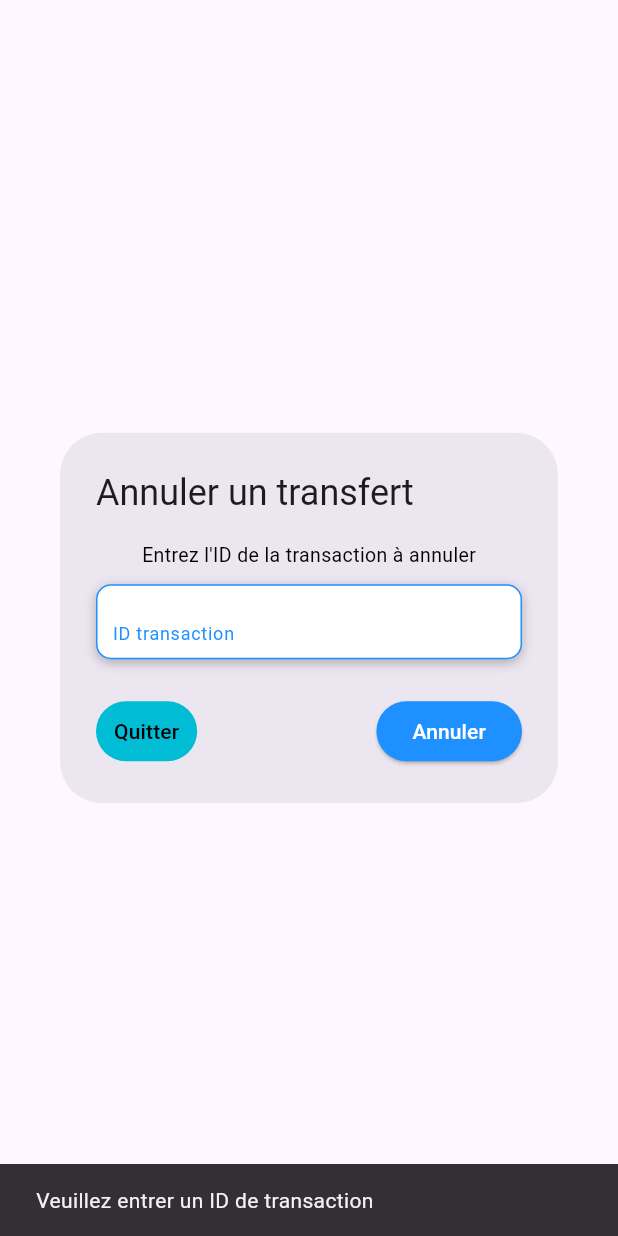
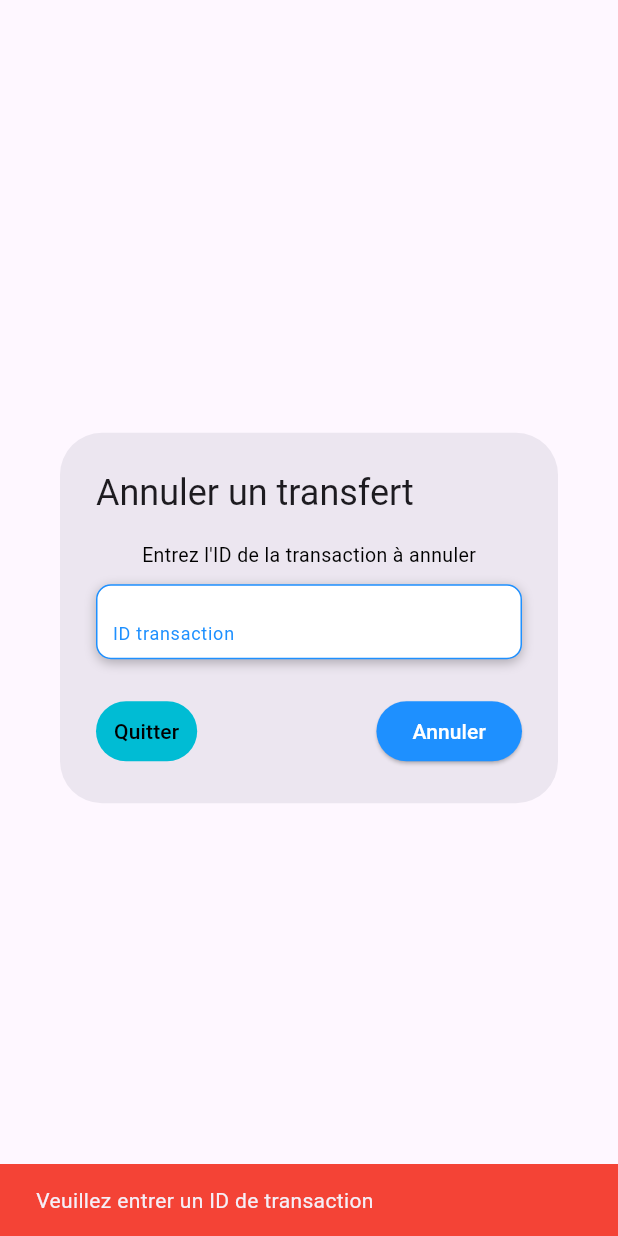
Before and after one commit to Assurance-Tedangbe/senticket_front, a Flutter app: the PopupCancelTransferById widget shown alone on an empty page, opened directly, after a tap on "Annuler", on a phone screen of 412 x 824 dp. Run offline on Flutter 3.47's test engine with Material 3 defaults, Android fonts, the phone set to English and light mode, and no system bars; our stand-ins replace bloc, curved_navigation_bar, flutter_bloc, flutter_keyboard_visibility; accounts and stored records are empty.

Commit message:
Correction des bugs liés aux transferTicket et cancelTransfer

```diff
--- a/lib/UI/widgets/cancelTrsf/PopupCancelTransferById/PopupCancelTransferById.dart
+++ b/lib/UI/widgets/cancelTrsf/PopupCancelTransferById/PopupCancelTransferById.dart
@@ -25,13 +25,27 @@ class _PopupCancelTransferByIdState extends State<PopupCancelTransferById> {
     super.dispose();
   }
 
-  Future<void> _handleValidate() async {
+  Future<void> _validateTransactionID(TicketProvider ticketProvider) async {
     final idText = _transactionIdController.text.trim();
     if (idText.isEmpty) {
+      ticketProvider.setTransactionIdError(
+        'Veuillez entrer l\'ID de la transaction',
+      );
+      return;
+    }
+  }
+
+  Future<void> _handleValidate() async {
+    final ticketProvider = Provider.of<TicketProvider>(context, listen: false);
+
+    final idText = _transactionIdController.text.trim();
+    if (idText.isEmpty) {
+     // await _validateTransactionID(ticketProvider);
       ScaffoldMessenger.of(context).showSnackBar(
         const SnackBar(
           content: Text('Veuillez entrer un ID de transaction'),
-          // backgroundColor: redErrorColor,
+           backgroundColor: redErrorColor,
+           duration: Duration(seconds: 3),
         ),
       );
       return;
@@ -40,30 +54,47 @@ class _PopupCancelTransferByIdState extends State<PopupCancelTransferById> {
     if (transactionId == null) {
       ScaffoldMessenger.of(context).showSnackBar(
         const SnackBar(
-          content: Text('ID invalide'),
+          content: Text('ID null'),
         ),
       );
+      Navigator.pop(context);
       return;
     }
 
     setState(() => _isLoading = true);
 
-    final ticketProvider = Provider.of<TicketProvider>(context, listen: false);
+   // final ticketProvider = Provider.of<TicketProvider>(context, listen: false);
     final history = await ticketProvider.getTransferHistoryById(transactionId);
 
     setState(() => _isLoading = false);
 
     if (history == null) {
+      // cas IDTransaction non existant
       if (context.mounted) {
         ScaffoldMessenger.of(context).showSnackBar(
           SnackBar(
-            content: Text(ticketProvider.error),
+            content: Text('transaction non valide'),
             backgroundColor: redErrorColor,
           ),
         );
+        Navigator.pop(context);
       }
       return;
     }
+
+    if(history.canceled){
+     // if (context.mounted) {
+        ScaffoldMessenger.of(context).showSnackBar(
+          SnackBar(
+            content: Text('This transaction is already canceled'),
+            backgroundColor: redErrorColor,
+          ),
+        );
+        Navigator.pop(context);
+    //  }
+      return;
+    }
+
 
     // Vérifier que l'utilisateur connecté est le sender du transfert
     final userProvider = Provider.of<UserProvider>(context, listen: false);
@@ -76,7 +107,10 @@ class _PopupCancelTransferByIdState extends State<PopupCancelTransferById> {
             backgroundColor: redErrorColor,
           ),
         );
+        Navigator.pop(context);
       }
+      // Réinitialiser le champ
+      _transactionIdController.clear();
       return;
     }
 
@@ -146,6 +180,7 @@ class _PopupCancelTransferByIdState extends State<PopupCancelTransferById> {
                       duration: Duration(seconds: 5),
                     ),
                   );
+                  Navigator.pop(context);
                 }
               },
               style: ElevatedButton.styleFrom(backgroundColor: kPrimaryColor),
--- a/lib/provider/ticket_provider.dart
+++ b/lib/provider/ticket_provider.dart
@@ -77,6 +77,8 @@ class TicketProvider with ChangeNotifier {
   RecipientDTO? _lastRecipientDTO;
   List<int> _lastTicketIds = [];
 
+  String? _transactionIdError;
+
   // ******************** GETTERS ********************
   // GETTERS PRINCIPAUX
   List<Ticket> get tickets =>
@@ -120,6 +122,8 @@ class TicketProvider with ChangeNotifier {
   RecipientDTO? get lastRecipientDTO => _lastRecipientDTO;
   List<int> get lastTicketIds => _lastTicketIds;
 
+  String? get transactionIdError => _transactionIdError;
+
   // GETTERS POUR LES TICKETS FILTRÉS
   List<Ticket> get availableTickets => _tickets
       .where((ticket) => ticket.status == TicketStatus.available)
@@ -149,6 +153,11 @@ class TicketProvider with ChangeNotifier {
 
   void setNumberOfTicketsIsInvalid(String error) {
     _numberOfTicketsIsInvalid = error;
+    notifyListeners();
+  }
+
+  void setTransactionIdError(String error) {
+    _transactionIdError = error;
     notifyListeners();
   }
 
--- a/lib/provider/user_provider.dart
+++ b/lib/provider/user_provider.dart
@@ -5,7 +5,6 @@ import 'package:senticket_front/services/user_service.dart';
 
 class UserProvider with ChangeNotifier {
   //Creates a class that can notify its listeners of changes
-  // _ means these variables are private
 
   final UserApiService _service;
 
```
Also changed, not shown: lib/UI/widgets/home/services.dart (+0 -12 lines), lib/UI/widgets/student/student.services.dart (+9 -7 lines).
